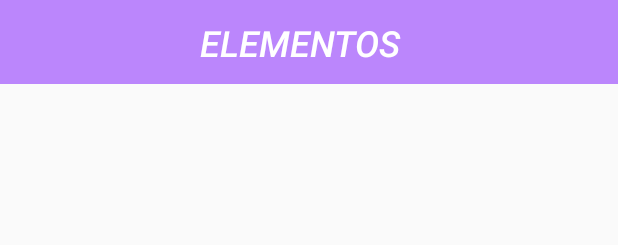
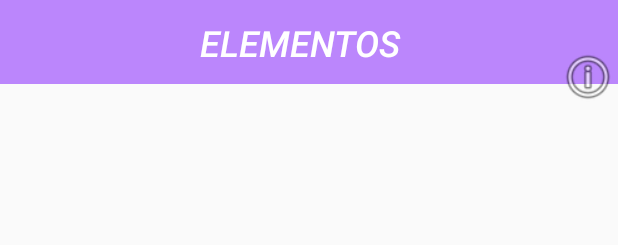
Before and after one commit to zKisko/Stock, an Android app: the layout activity_items.xml on its own in the app's theme, with its tools: preview values and no code run, on a phone screen of 412 x 824 dp. Shown: the top 245 px of the screen. Run offline under Robolectric (Android 15) with nearby library versions, the phone set to English and light mode, and no system bars.

Commit message:
08/12/2022 Añado informacion con una ventana emergente a WorkstationActivity y ItemsActivity. Cambio el ListView de WorkstationActivity a un GridView

```diff
--- a/app/src/main/java/com/cidead/pmdm/stock/Workstation/Workstation/WorkstationFragment.java
+++ b/app/src/main/java/com/cidead/pmdm/stock/Workstation/Workstation/WorkstationFragment.java
@@ -13,6 +13,7 @@ import android.view.LayoutInflater;
 import android.view.View;
 import android.view.ViewGroup;
 import android.widget.AdapterView;
+import android.widget.GridView;
 import android.widget.ListView;
 import android.widget.Toast;
 
@@ -34,7 +35,7 @@ public class WorkstationFragment extends Fragment {
 
     private WorkstationDBHelper workstationDBHelper;
 
-    private ListView WorkstationList;
+    private GridView WorkstationList;
     private WorkstationCursorAdapter WorkstationAdapter;
     private FloatingActionButton wAddButton;
 
@@ -53,7 +54,7 @@ public class WorkstationFragment extends Fragment {
         View root = inflater.inflate(R.layout.fragment_workstation, container, false);
 
         // Referencias UI
-        WorkstationList = (ListView) root.findViewById(R.id.workstation_list);
+        WorkstationList = (GridView) root.findViewById(R.id.workstation_list);
         WorkstationAdapter = new WorkstationCursorAdapter(getActivity(), null);
         wAddButton = (FloatingActionButton) getActivity().findViewById(R.id.work);
 
--- a/app/src/main/res/layout/activity_items.xml
+++ b/app/src/main/res/layout/activity_items.xml
@@ -19,9 +19,10 @@
             android:layout_height="wrap_content"
             android:background="@color/white"
             android:fitsSystemWindows="true"
+            android:visibility="visible"
             app:contentScrim="@color/white"
             app:layout_scrollFlags="scroll|exitUntilCollapsed"
-            tools:visibility="invisible">
+            tools:visibility="visible">
 
         </com.google.android.material.appbar.CollapsingToolbarLayout>
 
@@ -64,4 +65,25 @@
         app:layout_anchor="@+id/toolbar"
         app:layout_anchorGravity="center" />
 
+    <androidx.constraintlayout.widget.ConstraintLayout
+        android:layout_width="match_parent"
+        android:layout_height="match_parent"
+        android:visibility="visible"
+        app:layout_anchor="@+id/appBarLayout"
+        app:layout_anchorGravity="center">
+
+        <Button
+            android:id="@+id/informacionItems"
+            android:layout_width="40dp"
+            android:layout_height="40dp"
+            android:background="@android:drawable/ic_menu_info_details"
+            android:visibility="visible"
+            app:layout_constraintBottom_toBottomOf="parent"
+            app:layout_constraintEnd_toEndOf="parent"
+            app:layout_constraintHorizontal_bias="1"
+            app:layout_constraintStart_toStartOf="parent"
+            app:layout_constraintTop_toTopOf="parent"
+            app:layout_constraintVertical_bias="0.04" />
+    </androidx.constraintlayout.widget.ConstraintLayout>
+
 </androidx.coordinatorlayout.widget.CoordinatorLayout>
```
Also changed, not shown: app/src/main/java/com/cidead/pmdm/stock/Item/Items/ItemsActivity.java (+27 -0 lines), app/src/main/java/com/cidead/pmdm/stock/Workstation/Workstation/WorkstationActivity.java (+25 -0 lines), app/src/main/res/layout/activity_workstation.xml (+13 -0 lines), app/src/main/res/layout/fragment_workstation.xml (+9 -2 lines).
